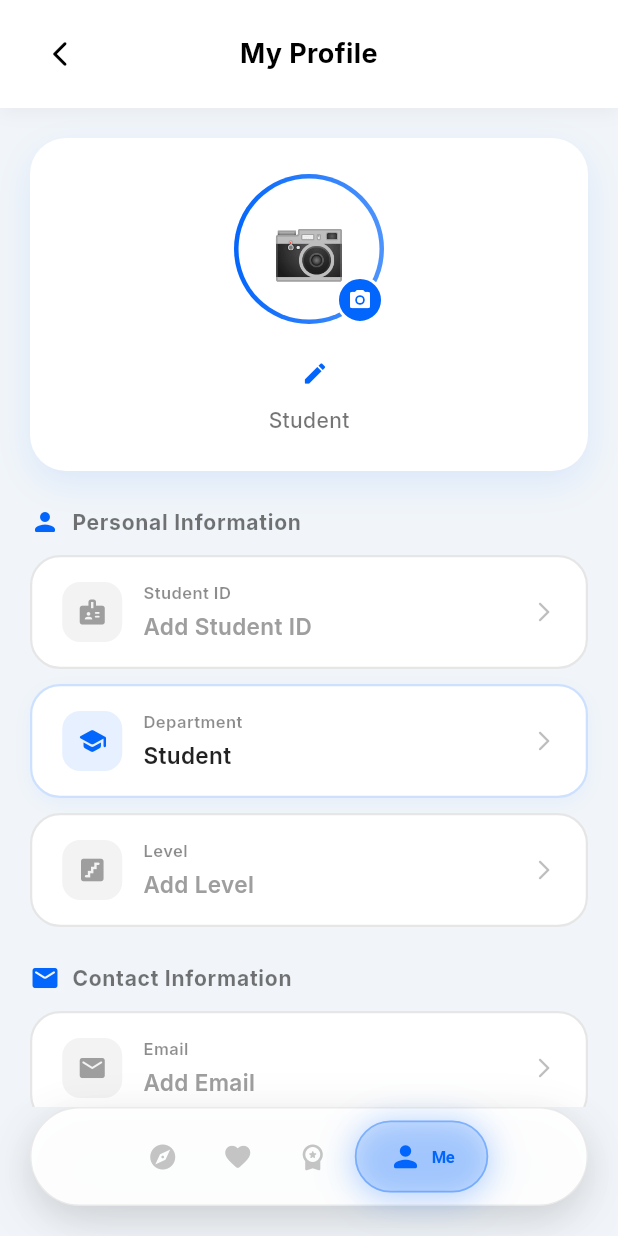
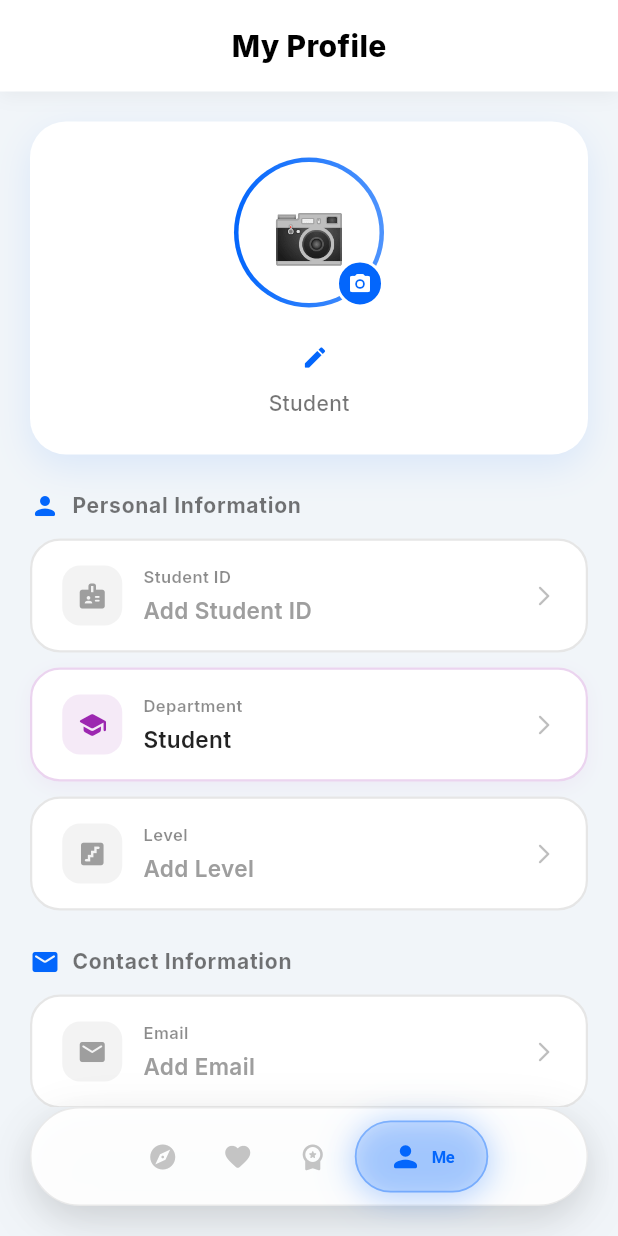
Before and after one commit to daniel0021-cpu/Campita, a Flutter app: the ProfileScreenRedesigned screen opened directly, on a phone screen of 412 x 824 dp. Run offline on Flutter 3.47's test engine with Material 3 defaults, Android fonts, the phone set to English and light mode, and no system bars; our stand-ins replace audioplayers, confetti, flutter_compass, flutter_map, flutter_tts, geolocator and 7 more; missing offline and left inert: dart:html; accounts and stored records are empty.

Commit message:
feat: add colorful varied icons to profile pills (orange, purple, green, pink, cyan, brown)

```diff
--- a/lib/screens/profile_screen_redesigned.dart
+++ b/lib/screens/profile_screen_redesigned.dart
@@ -136,7 +136,7 @@ class _ProfileScreenRedesignedState extends State<ProfileScreenRedesigned> with
                 child: ListView(
                   controller: _scrollController,
                   padding: const EdgeInsets.fromLTRB(20, 0, 20, 100),
-                  physics: const ClampingScrollPhysics(), // NO BOUNCE - NO AUTO REFRESH
+                  physics: const BouncingScrollPhysics(parent: AlwaysScrollableScrollPhysics()), // ULTRA SMOOTH SCROLLING
                 children: [
                   const SizedBox(height: 20),
 
@@ -221,7 +221,7 @@ class _ProfileScreenRedesignedState extends State<ProfileScreenRedesigned> with
 
   Widget _buildTopBar(bool isDark) {
     return Container(
-      padding: const EdgeInsets.symmetric(horizontal: 16, vertical: 12),
+      padding: const EdgeInsets.symmetric(horizontal: 16, vertical: 16),
       decoration: BoxDecoration(
         color: isDark ? const Color(0xFF1E293B) : Colors.white,
         boxShadow: [
@@ -232,28 +232,15 @@ class _ProfileScreenRedesignedState extends State<ProfileScreenRedesigned> with
           ),
         ],
       ),
-      child: Row(
-        children: [
-          IconButton(
-            icon: Icon(Icons.arrow_back_ios_new_rounded, color: isDark ? Colors.white : Colors.black, size: 20),
-            onPressed: () {
-              HapticFeedback.lightImpact();
-              Navigator.pop(context);
-            },
+      child: Center(
+        child: Text(
+          'My Profile',
+          style: GoogleFonts.inter(
+            fontSize: 20,
+            fontWeight: FontWeight.w800,
+            color: isDark ? Colors.white : Colors.black,
           ),
-          Expanded(
-            child: Text(
-              'My Profile',
-              textAlign: TextAlign.center,
-              style: GoogleFonts.inter(
-                fontSize: 18,
-                fontWeight: FontWeight.w700,
-                color: isDark ? Colors.white : Colors.black,
-              ),
-            ),
-          ),
-          const SizedBox(width: 48), // Balance for back button
-        ],
+        ),
       ),
     );
   }
@@ -421,8 +408,22 @@ class _ProfileScreenRedesignedState extends State<ProfileScreenRedesigned> with
     );
   }
 
+  Color _getIconColor(String label) {
+    switch (label) {
+      case 'Student ID': return const Color(0xFFFFA500); // Orange
+      case 'Department': return const Color(0xFF9C27B0); // Purple
+      case 'Level': return const Color(0xFF4CAF50); // Green
+      case 'Email': return const Color(0xFFE91E63); // Pink
+      case 'Phone': return const Color(0xFF00BCD4); // Cyan
+      case 'Hostel': return const Color(0xFFFF5722); // Deep Orange
+      case 'Room Number': return const Color(0xFF795548); // Brown
+      default: return AppColors.primary;
+    }
+  }
+
   Widget _buildInfoPill(String label, String value, IconData icon, bool isDark, VoidCallback onTap) {
     final isEmpty = value.startsWith('Add ');
+    final iconColor = _getIconColor(label);
     return GestureDetector(
       onTap: () {
         HapticFeedback.lightImpact();
@@ -434,12 +435,12 @@ class _ProfileScreenRedesignedState extends State<ProfileScreenRedesigned> with
           color: isDark ? const Color(0xFF1E293B) : Colors.white,
           borderRadius: BorderRadius.circular(20),
           border: Border.all(
-            color: isEmpty ? (isDark ? Colors.white10 : Colors.black.withAlpha(25)) : AppColors.primary.withAlpha(51),
+            color: isEmpty ? (isDark ? Colors.white10 : Colors.black.withAlpha(25)) : iconColor.withAlpha(51),
             width: 1.5,
           ),
           boxShadow: [
             BoxShadow(
-              color: isEmpty ? Colors.transparent : AppColors.primary.withAlpha(13),
+              color: isEmpty ? Colors.transparent : iconColor.withAlpha(13),
               blurRadius: 10,
               offset: const Offset(0, 4),
             ),
@@ -450,12 +451,12 @@ class _ProfileScreenRedesignedState extends State<ProfileScreenRedesigned> with
             Container(
               padding: const EdgeInsets.all(10),
               decoration: BoxDecoration(
-                color: isEmpty ? (isDark ? Colors.white10 : Colors.black.withAlpha(12)) : AppColors.primary.withAlpha(25),
+                color: isEmpty ? (isDark ? Colors.white10 : Colors.black.withAlpha(12)) : iconColor.withAlpha(25),
                 borderRadius: BorderRadius.circular(12),
               ),
               child: Icon(
                 icon,
-                color: isEmpty ? Colors.grey : AppColors.primary,
+                color: isEmpty ? Colors.grey : iconColor,
                 size: 20,
               ),
             ),
@@ -611,7 +612,18 @@ class _ProfileScreenRedesignedState extends State<ProfileScreenRedesigned> with
     );
   }
 
+  Color _getNavigationColor(String title) {
+    switch (title) {
+      case 'Settings': return const Color(0xFF607D8B); // Blue Grey
+      case 'About': return const Color(0xFF2196F3); // Blue
+      case 'Help & Support': return const Color(0xFF4CAF50); // Green
+      case 'User Guide': return const Color(0xFFFF9800); // Orange
+      default: return AppColors.primary;
+    }
+  }
+
   Widget _buildNavigationPill(String title, String subtitle, IconData icon, bool isDark, VoidCallback onTap) {
+    final navColor = _getNavigationColor(title);
     return GestureDetector(
       onTap: () {
         HapticFeedback.lightImpact();
@@ -639,10 +651,10 @@ class _ProfileScreenRedesignedState extends State<ProfileScreenRedesigned> with
             Container(
               padding: const EdgeInsets.all(10),
               decoration: BoxDecoration(
-                color: AppColors.primary.withAlpha(25),
+                color: navColor.withAlpha(25),
                 borderRadius: BorderRadius.circular(12),
               ),
-              child: Icon(icon, color: AppColors.primary, size: 20),
+              child: Icon(icon, color: navColor, size: 20),
             ),
             const SizedBox(width: 14),
             Expanded(
@@ -867,21 +879,6 @@ class _ProfileScreenRedesignedState extends State<ProfileScreenRedesigned> with
     });
   }
 
-  Future<void> _updateSelection(String key, String value) async {
-    setState(() {
-      switch (key) {
-        case 'mapStyle':
-          _mapStyle = value;
-          _prefs.saveString(PreferencesKeys.mapStyle, value);
-          AppSettings.mapStyle.value = value;
-          break;
-        case 'transport':
-          _transportMode = value;
-          _prefs.saveString(PreferencesKeys.lastTransportMode, value);
-          break;
-      }
-    });
-  }
 }
 
 // Smooth Modern Switch
```
